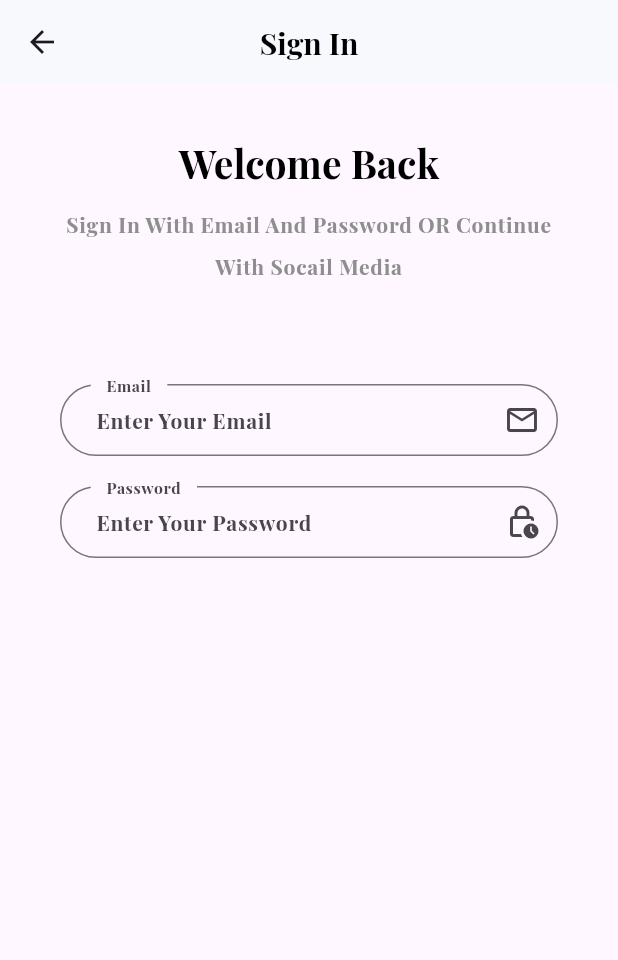
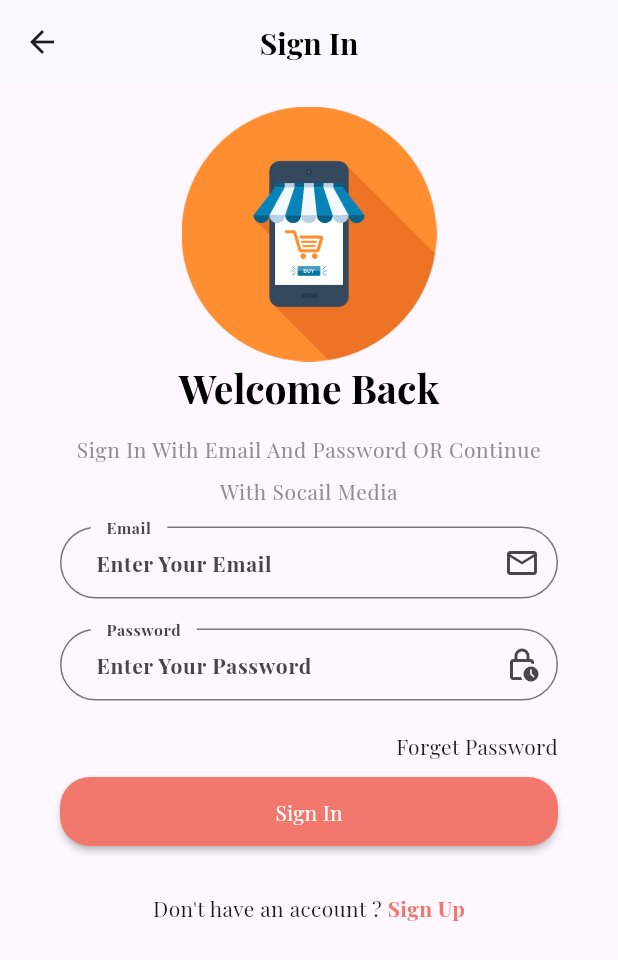
Before and after one commit to Abdulkrim/ecommerce_app, a Flutter app: the LoginScreen screen opened by its route, on a phone screen of 412 x 824 dp. Shown: the top 960 px of the screen. Run offline on Flutter 3.47's test engine with Material 3 defaults, Android fonts, the phone set to English and light mode, and no system bars; our stand-ins replace get, shared_preferences; accounts and stored records are empty; project files that could hold a hidden picture were left out.

Commit message:
16 -  login page design part 3

```diff
--- a/lib/core/constant/app_image_asset.dart
+++ b/lib/core/constant/app_image_asset.dart
@@ -4,5 +4,6 @@ class AppImageAsset {
   static const String onBoardingImageOne = "$rootImages/one.PNG";
   static const String onBoardingImageTwo = "$rootImages/two.PNG";
   static const String onBoardingImageThree = "$rootImages/three.PNG";
+  static const String logo = "$rootImages/logo.png";
   // static const String onBoardingImageFour = "$rootImages/onboardingfour.PNG";
 }
--- a/lib/main.dart
+++ b/lib/main.dart
@@ -43,6 +43,11 @@ class MyApp extends StatelessWidget {
               fontWeight: FontWeight.bold,
               fontSize: 14,
             ),
+            bodySmall: TextStyle(
+              height: 2,
+              color: AppColor.grey,
+              fontSize: 14,
+            ),
           ),
           primarySwatch: Colors.blue,
         ),
--- a/lib/view/screen/auth/login_screen.dart
+++ b/lib/view/screen/auth/login_screen.dart
@@ -1,7 +1,9 @@
 import 'package:ecommerce_app/core/constant/app_color.dart';
+import 'package:ecommerce_app/view/wiget/auth/custom_button_auth.dart';
 import 'package:ecommerce_app/view/wiget/auth/custom_text_body.dart';
 import 'package:ecommerce_app/view/wiget/auth/custom_text_form_field_auth.dart';
 import 'package:ecommerce_app/view/wiget/auth/custom_text_title_auth.dart';
+import 'package:ecommerce_app/view/wiget/auth/logo_auth.dart';
 import 'package:flutter/material.dart';
 
 class LoginScreen extends StatelessWidget {
@@ -23,19 +25,31 @@ class LoginScreen extends StatelessWidget {
         padding: const EdgeInsets.symmetric(vertical: 15, horizontal: 40),
         child: ListView(
           children: [
-            SizedBox(
-              height: 20,
-            ),
+            LogoAuth(),
             CustomTextTitleAuth(text: "Welcome Back"),
             SizedBox(
               height: 10,
             ),
             CustomTextBody(text: "Sign In With Email And Password OR Continue With Socail Media"),
             SizedBox(
-              height: 65,
+              height: 10,
             ),
             CustomTextFormFieldAuth(hintText: "Enter Your Email",lable: "Email",iconData: Icons.email_outlined,),
             CustomTextFormFieldAuth(hintText: "Enter Your Password",lable: "Password",iconData: Icons.lock_clock_outlined,),
+            Text("Forget Password", textAlign: TextAlign.end,),
+            CustomButtonAuth(text: 'Sign In',onPressed: () {},),
+            SizedBox(
+              height: 30,
+            ),
+            Row(
+              mainAxisAlignment: MainAxisAlignment.center,
+              children: [
+                Text("Don't have an account ? "),
+                InkWell(
+                  child: Text("Sign Up",style: TextStyle(color: AppColor.primaryColor,fontWeight: FontWeight.bold),
+                ),
+            ),],
+            ),
           ],
         ),
       ),
--- /dev/null
+++ b/lib/view/wiget/auth/custom_button_auth.dart
@@ -0,0 +1,23 @@
+import 'package:ecommerce_app/core/constant/app_color.dart';
+import 'package:flutter/material.dart';
+
+class CustomButtonAuth extends StatelessWidget {
+  CustomButtonAuth({super.key, required this.text, this.onPressed});
+  final String text;
+  void Function()? onPressed;
+
+  @override
+  Widget build(BuildContext context) {
+    return Container(
+      margin: EdgeInsets.only(top: 10),
+      child: MaterialButton(
+        shape: RoundedRectangleBorder(borderRadius: BorderRadius.circular(20)),
+        padding: EdgeInsets.symmetric(vertical: 13),
+        onPressed: onPressed,
+        textColor: AppColor.white,
+        color: AppColor.primaryColor,
+        child: Text(text),
+      ),
+    );
+  }
+}
--- a/lib/view/wiget/auth/custom_text_body.dart
+++ b/lib/view/wiget/auth/custom_text_body.dart
@@ -8,7 +8,7 @@ class CustomTextBody extends StatelessWidget {
     return Text(
               text,
               textAlign: TextAlign.center,
-              style: Theme.of(context).textTheme.bodyLarge,
+              style: Theme.of(context).textTheme.bodySmall,
             );
   }
 }
--- /dev/null
+++ b/lib/view/wiget/auth/logo_auth.dart
@@ -0,0 +1,11 @@
+import 'package:ecommerce_app/core/constant/app_image_asset.dart';
+import 'package:flutter/material.dart';
+
+class LogoAuth extends StatelessWidget {
+  const LogoAuth({super.key});
+
+  @override
+  Widget build(BuildContext context) {
+    return Image.asset(AppImageAsset.logo,height: 170,);
+  }
+}
```
Also changed, not shown: assets/images/logo.png (added), assets/images/logoapp.png (added).
